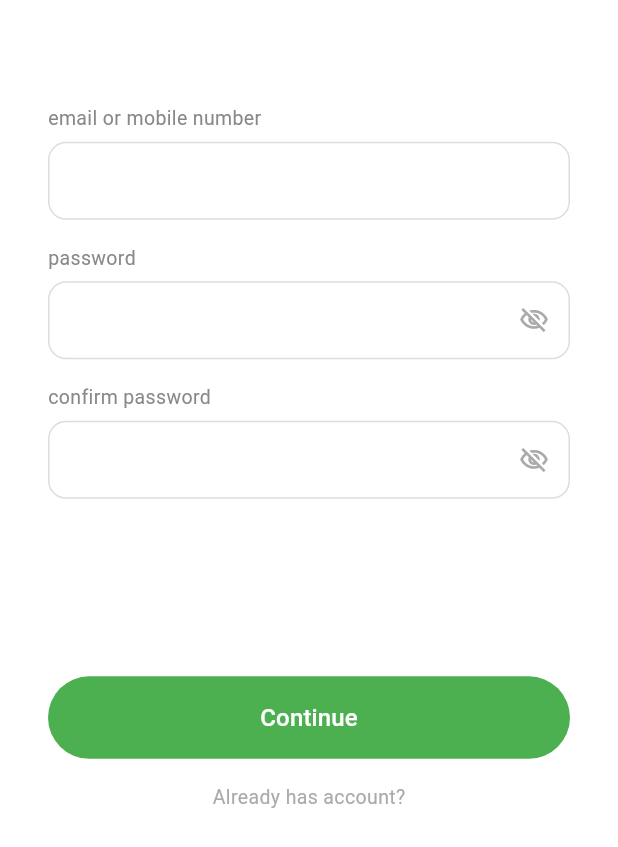
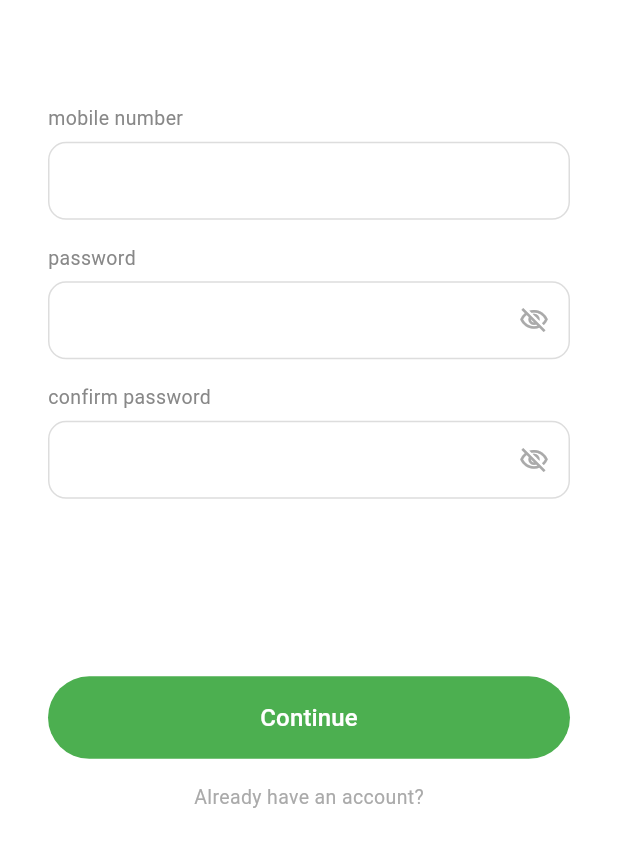
Before and after one commit to jhnlvnndrnl/BIN, a Flutter app: the screen it shows after launch, after a tap on "Create Account", on a phone screen of 412 x 824 dp. Shown: the part 336-1183 px from the top of the screen. Run offline on Flutter 3.47's test engine with Material 3 defaults, Android fonts, the phone set to English and light mode, and no system bars; our stand-ins replace firebase_auth, firebase_core, flutter_dotenv, supabase_flutter; accounts and stored records are empty.

Commit message:
refactor(auth): migrate to Firebase phone OTP, remove Semaphore and email auth

```diff
--- a/frontend/lib/main.dart
+++ b/frontend/lib/main.dart
@@ -1,15 +1,19 @@
 import 'package:flutter/material.dart';
 import 'package:supabase_flutter/supabase_flutter.dart';
 import 'package:flutter_dotenv/flutter_dotenv.dart';
+import 'package:firebase_core/firebase_core.dart';
 
 import 'screens/login_screen.dart';
 import 'screens/register_screen.dart';
 import 'screens/otp_screen.dart';
+import 'screens/home_screen.dart';
 
 Future<void> main() async {
   WidgetsFlutterBinding.ensureInitialized();
 
   await dotenv.load(fileName: '.env');
+
+  await Firebase.initializeApp();
 
   await Supabase.initialize(
     url: dotenv.env['SUPABASE_URL']!,
@@ -30,7 +34,7 @@ class MyApp extends StatelessWidget {
       title: 'BIN',
       debugShowCheckedModeBanner: false,
       theme: ThemeData(
-        colorScheme: ColorScheme.fromSeed(seedColor: Colors.deepPurple),
+        colorScheme: ColorScheme.fromSeed(seedColor: Colors.green),
         useMaterial3: true,
       ),
       initialRoute: '/login',
@@ -38,6 +42,7 @@ class MyApp extends StatelessWidget {
         '/login': (context) => const LoginScreen(),
         '/register': (context) => const RegisterScreen(),
         '/otp': (context) => const OtpScreen(),
+        '/home': (context) => const HomeScreen(),
       },
     );
   }
--- a/frontend/lib/screens/login_screen.dart
+++ b/frontend/lib/screens/login_screen.dart
@@ -1,6 +1,5 @@
 import 'package:flutter/material.dart';
-import 'package:supabase_flutter/supabase_flutter.dart';
-import '../main.dart';
+import 'package:firebase_auth/firebase_auth.dart';
 
 class LoginScreen extends StatefulWidget {
   const LoginScreen({super.key});
@@ -10,68 +9,70 @@ class LoginScreen extends StatefulWidget {
 }
 
 class _LoginScreenState extends State<LoginScreen> {
-  final _emailController = TextEditingController();
-  final _passwordController = TextEditingController();
-
-  bool _obscurePassword = true;
+  final _phoneController = TextEditingController();
   bool _isLoading = false;
 
   static const _green = Color(0xFF4CAF50);
 
   @override
   void dispose() {
-    _emailController.dispose();
-    _passwordController.dispose();
+    _phoneController.dispose();
     super.dispose();
   }
 
-  // ✅ Email Login
-  Future<void> _signInWithEmail() async {
-    final email = _emailController.text.trim();
-    final password = _passwordController.text.trim();
+  bool _isPhone(String value) => RegExp(r'^\+?[0-9]{7,15}$').hasMatch(value);
 
-    if (email.isEmpty || password.isEmpty) {
-      _showSnackBar('Please enter email and password');
+  Future<void> _login() async {
+    final phone = _phoneController.text.trim();
+
+    if (phone.isEmpty) {
+      _showSnackBar('Please enter your phone number');
+      return;
+    }
+    if (!_isPhone(phone)) {
+      _showSnackBar('Enter a valid phone number (e.g. +639123456789)');
       return;
     }
 
     setState(() => _isLoading = true);
 
     try {
-      await supabase.auth.signInWithPassword(email: email, password: password);
-
-      if (mounted) Navigator.pushReplacementNamed(context, '/home');
-    } on AuthException catch (e) {
-      _showSnackBar(e.message);
-    } catch (_) {
+      await FirebaseAuth.instance.verifyPhoneNumber(
+        phoneNumber: phone,
+        verificationCompleted: (PhoneAuthCredential credential) async {
+          // Auto-verification (Android only)
+          await FirebaseAuth.instance.signInWithCredential(credential);
+          if (mounted) Navigator.pushReplacementNamed(context, '/home');
+        },
+        verificationFailed: (FirebaseAuthException e) {
+          _showSnackBar(e.message ?? 'Verification failed');
+          setState(() => _isLoading = false);
+        },
+        codeSent: (String verificationId, int? resendToken) {
+          setState(() => _isLoading = false);
+          if (mounted) {
+            _showSnackBar('OTP sent to $phone');
+            Navigator.pushNamed(
+              context,
+              '/otp',
+              arguments: {
+                'phone': phone,
+                'verificationId': verificationId,
+              },
+            );
+          }
+        },
+        codeAutoRetrievalTimeout: (_) {},
+      );
+    } catch (e) {
       _showSnackBar('Unexpected error occurred');
-    } finally {
-      if (mounted) setState(() => _isLoading = false);
-    }
-  }
-
-  // ✅ Google Login (Supabase)
-  Future<void> _signInWithGoogle() async {
-    setState(() => _isLoading = true);
-
-    try {
-      await supabase.auth.signInWithOAuth(
-        OAuthProvider.google,
-        redirectTo: 'io.supabase.yourapp://login-callback/',
-      );
-    } on AuthException catch (e) {
-      _showSnackBar(e.message);
-    } catch (_) {
-      _showSnackBar('Google sign-in failed');
-    } finally {
-      if (mounted) setState(() => _isLoading = false);
+      setState(() => _isLoading = false);
     }
   }
 
   void _showSnackBar(String message) {
-    ScaffoldMessenger.of(
-      context,
-    ).showSnackBar(SnackBar(content: Text(message)));
+    ScaffoldMessenger.of(context)
+        .showSnackBar(SnackBar(content: Text(message)));
   }
 
   @override
@@ -85,7 +86,6 @@ class _LoginScreenState extends State<LoginScreen> {
             crossAxisAlignment: CrossAxisAlignment.stretch,
             children: [
               const Spacer(flex: 2),
-
               const Center(
                 child: Text(
                   'BIN',
@@ -97,79 +97,62 @@ class _LoginScreenState extends State<LoginScreen> {
                   ),
                 ),
               ),
-
               const Spacer(flex: 2),
-
               const Text(
-                'email',
+                'mobile number',
                 style: TextStyle(fontSize: 13, color: Color(0xFF888888)),
               ),
               const SizedBox(height: 6),
-
               TextField(
-                controller: _emailController,
-                keyboardType: TextInputType.emailAddress,
-                decoration: _inputStyle(),
-              ),
-
-              const SizedBox(height: 16),
-
-              const Text(
-                'password',
-                style: TextStyle(fontSize: 13, color: Color(0xFF888888)),
-              ),
-              const SizedBox(height: 6),
-
-              TextField(
-                controller: _passwordController,
-                obscureText: _obscurePassword,
-                decoration: _inputStyle().copyWith(
-                  suffixIcon: IconButton(
-                    icon: Icon(
-                      _obscurePassword
-                          ? Icons.visibility_off_outlined
-                          : Icons.visibility_outlined,
-                      size: 20,
-                    ),
-                    onPressed: () =>
-                        setState(() => _obscurePassword = !_obscurePassword),
+                controller: _phoneController,
+                keyboardType: TextInputType.phone,
+                decoration: InputDecoration(
+                  hintText: '+639XXXXXXXXX',
+                  contentPadding: const EdgeInsets.symmetric(
+                      horizontal: 16, vertical: 14),
+                  enabledBorder: OutlineInputBorder(
+                    borderRadius: BorderRadius.circular(12),
+                    borderSide:
+                        const BorderSide(color: Color(0xFFDDDDDD)),
                   ),
+                  focusedBorder: OutlineInputBorder(
+                    borderRadius: BorderRadius.circular(12),
+                    borderSide: const BorderSide(color: _green),
+                  ),
+                  filled: true,
+                  fillColor: Colors.white,
                 ),
               ),
-
-              const SizedBox(height: 24),
-
-              const Center(
-                child: Text(
-                  'or',
-                  style: TextStyle(fontSize: 13, color: Color(0xFFAAAAAA)),
-                ),
-              ),
-
-              const SizedBox(height: 16),
-
-              // ✅ Google Button
-              OutlinedButton(
-                onPressed: _isLoading ? null : _signInWithGoogle,
-                child: const Text('Login with Google'),
-              ),
-
               const Spacer(flex: 2),
-
-              // ✅ Email Login Button
               ElevatedButton(
-                onPressed: _isLoading ? null : _signInWithEmail,
+                onPressed: _isLoading ? null : _login,
                 style: ElevatedButton.styleFrom(
                   backgroundColor: _green,
+                  foregroundColor: Colors.white,
                   padding: const EdgeInsets.symmetric(vertical: 16),
+                  shape: RoundedRectangleBorder(
+                    borderRadius: BorderRadius.circular(30),
+                  ),
+                  elevation: 0,
                 ),
                 child: _isLoading
-                    ? const CircularProgressIndicator(color: Colors.white)
-                    : const Text('Login'),
+                    ? const SizedBox(
+                        height: 20,
+                        width: 20,
+                        child: CircularProgressIndicator(
+                          color: Colors.white,
+                          strokeWidth: 2,
+                        ),
+                      )
+                    : const Text(
+                        'Login',
+                        style: TextStyle(
+                          fontSize: 16,
+                          fontWeight: FontWeight.w500,
+                        ),
+                      ),
               ),
-
               const SizedBox(height: 16),
-
               GestureDetector(
                 onTap: () => Navigator.pushNamed(context, '/register'),
                 child: const Center(
@@ -179,7 +162,6 @@ class _LoginScreenState extends State<LoginScreen> {
                   ),
                 ),
               ),
-
               const Spacer(),
             ],
           ),
@@ -187,20 +169,4 @@ class _LoginScreenState extends State<LoginScreen> {
       ),
     );
   }
-
-  InputDecoration _inputStyle() {
-    return InputDecoration(
-      contentPadding: const EdgeInsets.symmetric(horizontal: 16, vertical: 14),
-      enabledBorder: OutlineInputBorder(
-        borderRadius: BorderRadius.circular(12),
-        borderSide: const BorderSide(color: Color(0xFFDDDDDD)),
-      ),
-      focusedBorder: OutlineInputBorder(
-        borderRadius: BorderRadius.circular(12),
-        borderSide: const BorderSide(color: _green),
-      ),
-      filled: true,
-      fillColor: Colors.white,
-    );
-  }
 }
--- a/frontend/lib/screens/register_screen.dart
+++ b/frontend/lib/screens/register_screen.dart
@@ -1,7 +1,5 @@
 import 'package:flutter/material.dart';
-import 'package:supabase_flutter/supabase_flutter.dart';
 import 'package:firebase_auth/firebase_auth.dart';
-import '../main.dart';
 
 class RegisterScreen extends StatefulWidget {
   const RegisterScreen({super.key});
@@ -11,7 +9,7 @@ class RegisterScreen extends StatefulWidget {
 }
 
 class _RegisterScreenState extends State<RegisterScreen> {
-  final _emailOrPhoneController = TextEditingController();
+  final _phoneController = TextEditingController();
   final _passwordController = TextEditingController();
   final _confirmPasswordController = TextEditingController();
 
@@ -23,26 +21,25 @@ class _RegisterScreenState extends State<RegisterScreen> {
 
   @override
   void dispose() {
-    _emailOrPhoneController.dispose();
+    _phoneController.dispose();
     _passwordController.dispose();
     _confirmPasswordController.dispose();
     super.dispose();
   }
 
   bool _isPhone(String value) => RegExp(r'^\+?[0-9]{7,15}$').hasMatch(value);
-  bool _isEmail(String value) => RegExp(r'^[^@]+@[^@]+\.[^@]+').hasMatch(value);
 
   Future<void> _register() async {
-    final input = _emailOrPhoneController.text.trim();
+    final phone = _phoneController.text.trim();
     final password = _passwordController.text.trim();
     final confirm = _confirmPasswordController.text.trim();
 
-    if (input.isEmpty || password.isEmpty || confirm.isEmpty) {
+    if (phone.isEmpty || password.isEmpty || confirm.isEmpty) {
       _showSnackBar('Please fill in all fields');
       return;
     }
-    if (!_isEmail(input) && !_isPhone(input)) {
-      _showSnackBar('Enter a valid email or phone number');
+    if (!_isPhone(phone)) {
+      _showSnackBar('Enter a valid phone number (e.g. +639123456789)');
       return;
     }
     if (password != confirm) {
@@ -57,55 +54,46 @@ class _RegisterScreenState extends State<RegisterScreen> {
     setState(() => _isLoading = true);
 
     try {
-      if (_isEmail(input)) {
-        // ── Email sign up via Supabase ──
-        await supabase.auth.signUp(email: input, password: password);
-        if (mounted) {
-          _showSnackBar('Check your email to confirm your account!');
-          Navigator.pushReplacementNamed(context, '/login');
-        }
-      } else {
-        // ── Phone sign up via Firebase ──
       await FirebaseAuth.instance.verifyPhoneNumber(
-          phoneNumber: input,
+        phoneNumber: phone,
         verificationCompleted: (PhoneAuthCredential credential) async {
+          // Auto-verification (Android only)
           await FirebaseAuth.instance.signInWithCredential(credential);
           if (mounted) Navigator.pushReplacementNamed(context, '/home');
         },
         verificationFailed: (FirebaseAuthException e) {
           _showSnackBar(e.message ?? 'Verification failed');
+          setState(() => _isLoading = false);
         },
         codeSent: (String verificationId, int? resendToken) {
+          setState(() => _isLoading = false);
           if (mounted) {
-              _showSnackBar('OTP sent to $input');
+            _showSnackBar('OTP sent to $phone');
             Navigator.pushNamed(
               context,
               '/otp',
-                arguments: {'phone': input, 'verificationId': verificationId},
+              arguments: {
+                'phone': phone,
+                'verificationId': verificationId,
+                'password': password, // pass password to save in profile later
+              },
             );
           }
         },
         codeAutoRetrievalTimeout: (_) {},
       );
-      }
-    } on AuthException catch (e) {
-      _showSnackBar(e.message);
     } catch (e) {
       _showSnackBar('Unexpected error occurred');
-    } finally {
-      if (mounted) setState(() => _isLoading = false);
+      setState(() => _isLoading = false);
     }
   }
 
   void _showSnackBar(String message) {
-    ScaffoldMessenger.of(
-      context,
-    ).showSnackBar(SnackBar(content: Text(message)));
+    ScaffoldMessenger.of(context).showSnackBar(SnackBar(content: Text(message)));
   }
 
   @override
   Widget build(BuildContext context) {
-    // ... your existing build method is unchanged, just call _register()
     return Scaffold(
       backgroundColor: Colors.white,
       body: SafeArea(
@@ -128,29 +116,14 @@ class _RegisterScreenState extends State<RegisterScreen> {
               ),
               const Spacer(flex: 2),
               const Text(
-                'email or mobile number',
+                'mobile number',
                 style: TextStyle(fontSize: 13, color: Color(0xFF888888)),
               ),
               const SizedBox(height: 6),
               TextField(
-                controller: _emailOrPhoneController,
-                keyboardType: TextInputType.emailAddress,
-                decoration: InputDecoration(
-                  contentPadding: const EdgeInsets.symmetric(
-                    horizontal: 16,
-                    vertical: 14,
-                  ),
-                  enabledBorder: OutlineInputBorder(
-                    borderRadius: BorderRadius.circular(12),
-                    borderSide: const BorderSide(color: Color(0xFFDDDDDD)),
-                  ),
-                  focusedBorder: OutlineInputBorder(
-                    borderRadius: BorderRadius.circular(12),
-                    borderSide: const BorderSide(color: _green),
-                  ),
-                  filled: true,
-                  fillColor: Colors.white,
-                ),
+                controller: _phoneController,
+                keyboardType: TextInputType.phone,
+                decoration: _inputStyle(),
               ),
               const SizedBox(height: 16),
               const Text(
@@ -161,21 +134,7 @@ class _RegisterScreenState extends State<RegisterScreen> {
               TextField(
                 controller: _passwordController,
                 obscureText: _obscurePassword,
-                decoration: InputDecoration(
-                  contentPadding: const EdgeInsets.symmetric(
-                    horizontal: 16,
-                    vertical: 14,
-                  ),
-                  enabledBorder: OutlineInputBorder(
-                    borderRadius: BorderRadius.circular(12),
-                    borderSide: const BorderSide(color: Color(0xFFDDDDDD)),
-                  ),
-                  focusedBorder: OutlineInputBorder(
-                    borderRadius: BorderRadius.circular(12),
-                    borderSide: const BorderSide(color: _green),
-                  ),
-                  filled: true,
-                  fillColor: Colors.white,
+                decoration: _inputStyle().copyWith(
                   suffixIcon: IconButton(
                     icon: Icon(
                       _obscurePassword
@@ -198,21 +157,7 @@ class _RegisterScreenState extends State<RegisterScreen> {
               TextField(
                 controller: _confirmPasswordController,
                 obscureText: _obscureConfirm,
-                decoration: InputDecoration(
-                  contentPadding: const EdgeInsets.symmetric(
-                    horizontal: 16,
-                    vertical: 14,
-                  ),
-                  enabledBorder: OutlineInputBorder(
-                    borderRadius: BorderRadius.circular(12),
-                    borderSide: const BorderSide(color: Color(0xFFDDDDDD)),
-                  ),
-                  focusedBorder: OutlineInputBorder(
-                    borderRadius: BorderRadius.circular(12),
-                    borderSide: const BorderSide(color: _green),
-                  ),
-                  filled: true,
-                  fillColor: Colors.white,
+                decoration: _inputStyle().copyWith(
                   suffixIcon: IconButton(
                     icon: Icon(
                       _obscureConfirm
@@ -260,7 +205,7 @@ class _RegisterScreenState extends State<RegisterScreen> {
                 onTap: () => Navigator.pushReplacementNamed(context, '/login'),
                 child: const Center(
                   child: Text(
-                    'Already has account?',
+                    'Already have an account?',
                     style: TextStyle(fontSize: 13, color: Color(0xFFAAAAAA)),
                   ),
                 ),
@@ -272,4 +217,21 @@ class _RegisterScreenState extends State<RegisterScreen> {
       ),
     );
   }
+
+  InputDecoration _inputStyle() {
+    return InputDecoration(
+      contentPadding:
+          const EdgeInsets.symmetric(horizontal: 16, vertical: 14),
+      enabledBorder: OutlineInputBorder(
+        borderRadius: BorderRadius.circular(12),
+        borderSide: const BorderSide(color: Color(0xFFDDDDDD)),
+      ),
+      focusedBorder: OutlineInputBorder(
+        borderRadius: BorderRadius.circular(12),
+        borderSide: const BorderSide(color: _green),
+      ),
+      filled: true,
+      fillColor: Colors.white,
+    );
   }
+}
```
Also changed, not shown: frontend/lib/screens/otp_screen.dart (+17 -30 lines). Lines whose indentation alone changed are shown as unchanged.
